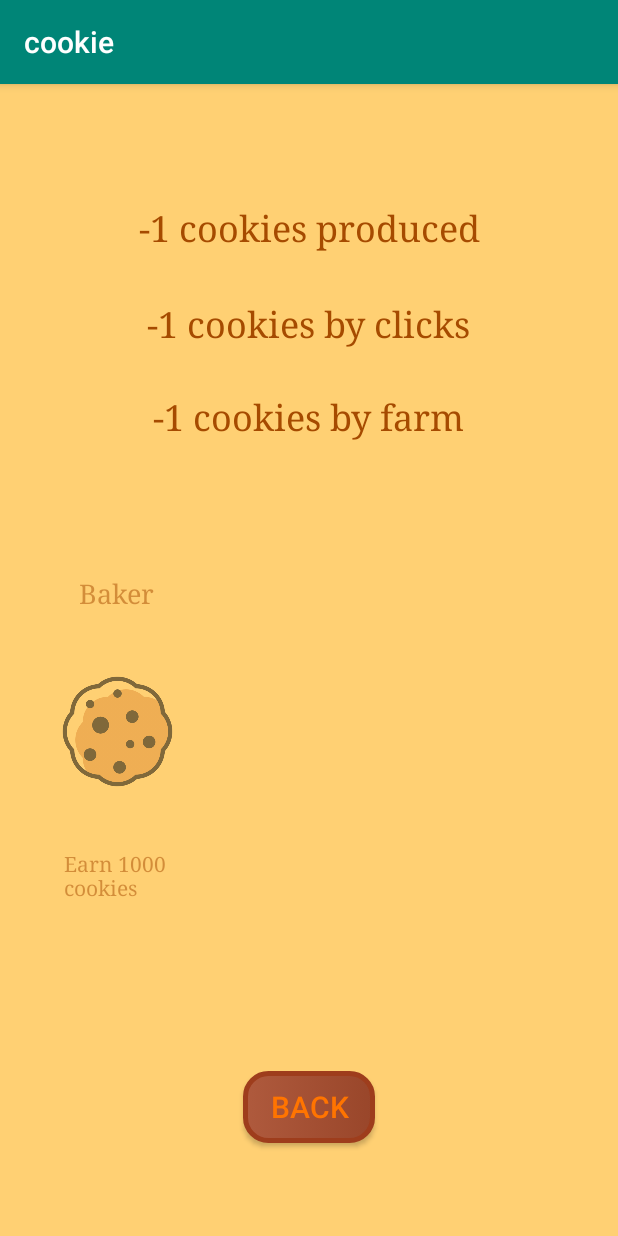
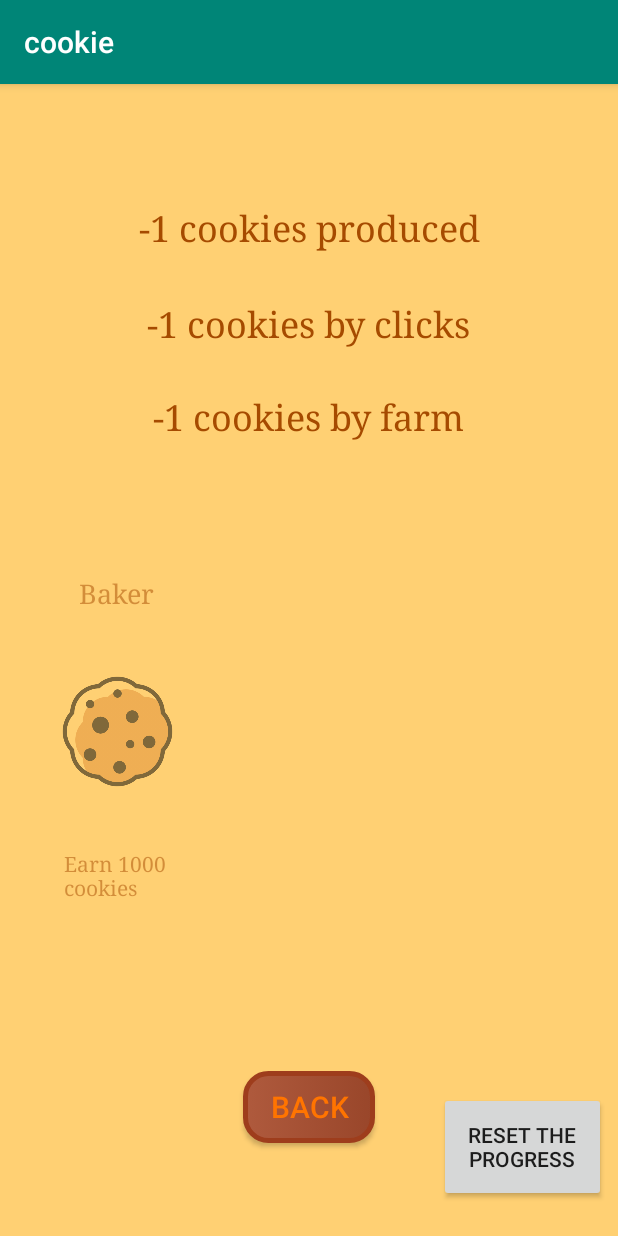
Before and after one commit to BigSaaber/cookie, an Android app: the StatisticActivity screen opened directly, with no data from a screen before it, on a phone screen of 412 x 824 dp. Run offline under Robolectric (Android 15) with nearby library versions, the phone set to English and light mode, and no system bars.

Commit message:
stat
доделать сброс
сделать листалку достижений

```diff
--- a/app/src/main/res/layout/activity_statistic.xml
+++ b/app/src/main/res/layout/activity_statistic.xml
@@ -151,4 +151,22 @@
         app:layout_constraintTop_toTopOf="parent"
         app:layout_constraintVertical_bias="0.7" />
 
+    <Button
+        android:id="@+id/reset"
+        android:layout_width="111dp"
+        android:layout_height="73dp"
+        android:layout_marginStart="8dp"
+        android:layout_marginLeft="8dp"
+        android:layout_marginTop="8dp"
+        android:layout_marginEnd="8dp"
+        android:layout_marginRight="8dp"
+        android:layout_marginBottom="8dp"
+        android:text="reset the progress"
+        app:layout_constraintBottom_toBottomOf="parent"
+        app:layout_constraintEnd_toEndOf="parent"
+        app:layout_constraintHorizontal_bias="1.0"
+        app:layout_constraintStart_toStartOf="parent"
+        app:layout_constraintTop_toTopOf="parent"
+        app:layout_constraintVertical_bias="0.978" />
+
 </android.support.constraint.ConstraintLayout>
```
Also changed, not shown: app/src/main/java/e/max_1l/not_a_virus/StatisticActivity.java (+32 -2 lines).
